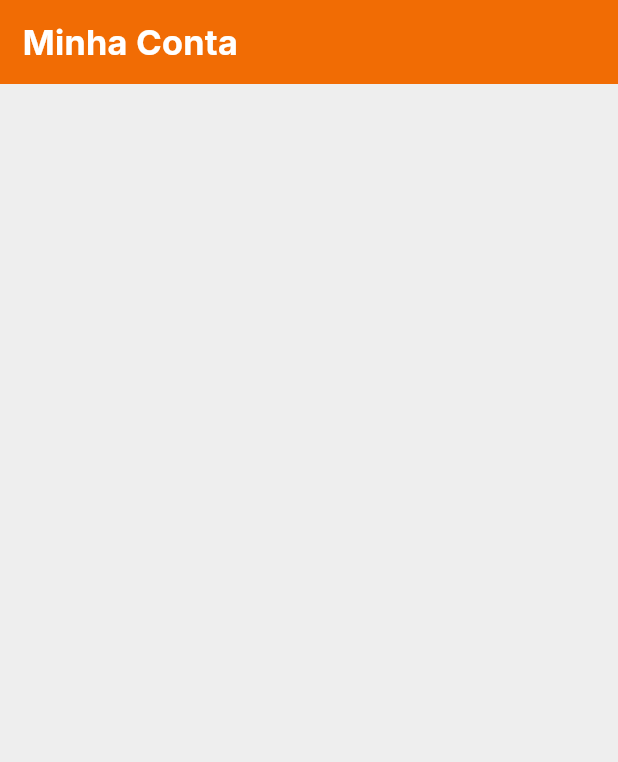
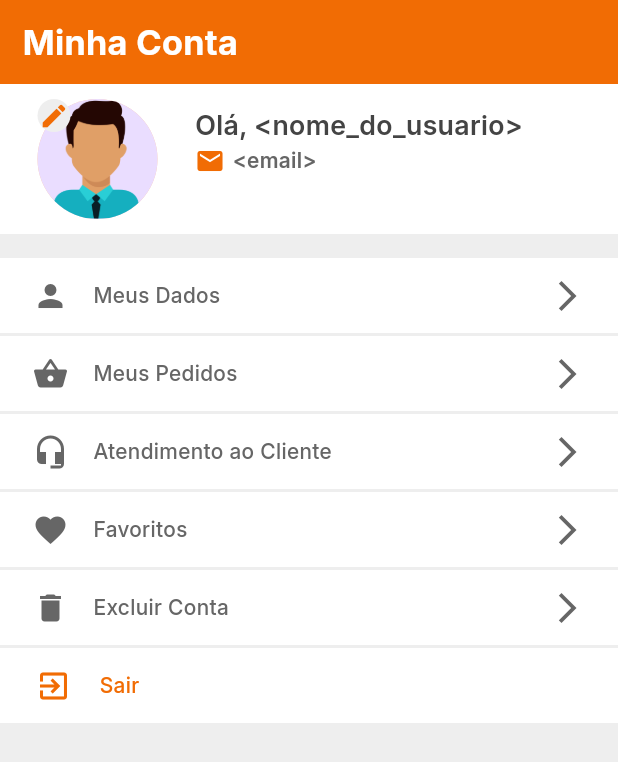
Before and after one commit to Rhayssam/cazatudo-app, a Flutter app: the ProfilePage screen opened by its route, on a phone screen of 412 x 824 dp. Shown: the top 762 px of the screen. Run offline on Flutter 3.47's test engine with Material 3 defaults, Android fonts, the phone set to English and light mode, and no system bars; our stand-ins replace get, smooth_page_indicator, video_player.

Commit message:
Implementação de interface da ProfilePage

```diff
--- a/lib/app/modules/login/login_page.dart
+++ b/lib/app/modules/login/login_page.dart
@@ -1,7 +1,9 @@
 // Essenciais
-import 'package:cazatudo_app/app/core/app_routes/app_routes.dart';
 import 'package:flutter/material.dart';
 import 'package:get/get.dart';
+
+// Rotas
+import 'package:cazatudo_app/app/core/app_routes/app_routes.dart';
 
 // UI
 import 'package:cazatudo_app/app/core/ui/custom_text_styles.dart';
--- a/lib/app/modules/profile/profile_page.dart
+++ b/lib/app/modules/profile/profile_page.dart
@@ -5,10 +5,10 @@ import 'package:flutter/material.dart';
 import 'package:cazatudo_app/app/core/ui/theme_config.dart';
 
 // Widgets Personalizados
+import 'package:cazatudo_app/app/core/widgets/sliver_app_bar.dart';
 import 'package:cazatudo_app/app/core/widgets/custom_app_bar_title.dart';
-import 'package:cazatudo_app/app/core/widgets/sliver_app_bar.dart';
-
-// Widgets Personalizados
+import 'package:cazatudo_app/app/core/widgets/profile_header.dart';
+import 'package:cazatudo_app/app/core/widgets/profile_options_button.dart';
 
 class ProfilePage extends StatelessWidget {
   const ProfilePage({super.key});
@@ -25,6 +25,39 @@ class ProfilePage extends StatelessWidget {
               CustomAppBarTitle(title: 'Minha Conta'),
             ],
           ),
+          ProfileHeader(),
+          SliverToBoxAdapter(child: const SizedBox(height: 15)),
+          ProfileOptionsButton(
+            text: 'Meus Dados',
+            onPressed: () {},
+            icon: Icons.person,
+          ),
+          ProfileOptionsButton(
+            text: 'Meus Pedidos',
+            onPressed: () {},
+            icon: Icons.shopping_basket,
+          ),
+          ProfileOptionsButton(
+            text: 'Atendimento ao Cliente',
+            onPressed: () {},
+            icon: Icons.headset_mic,
+          ),
+          ProfileOptionsButton(
+            text: 'Favoritos',
+            onPressed: () {},
+            icon: Icons.favorite,
+          ),
+          ProfileOptionsButton(
+            text: 'Excluir Conta',
+            onPressed: () {},
+            icon: Icons.delete,
+          ),
+          ProfileOptionsButton(
+            text: 'Sair',
+            onPressed: () {},
+            icon: Icons.exit_to_app,
+            isQuit: true,
+          ),
         ],
       ),
     );
```
Also changed, not shown: lib/app/core/widgets/profile_header.dart (added, +107 -0 lines), lib/app/core/widgets/profile_options_button.dart (added, +72 -0 lines).
